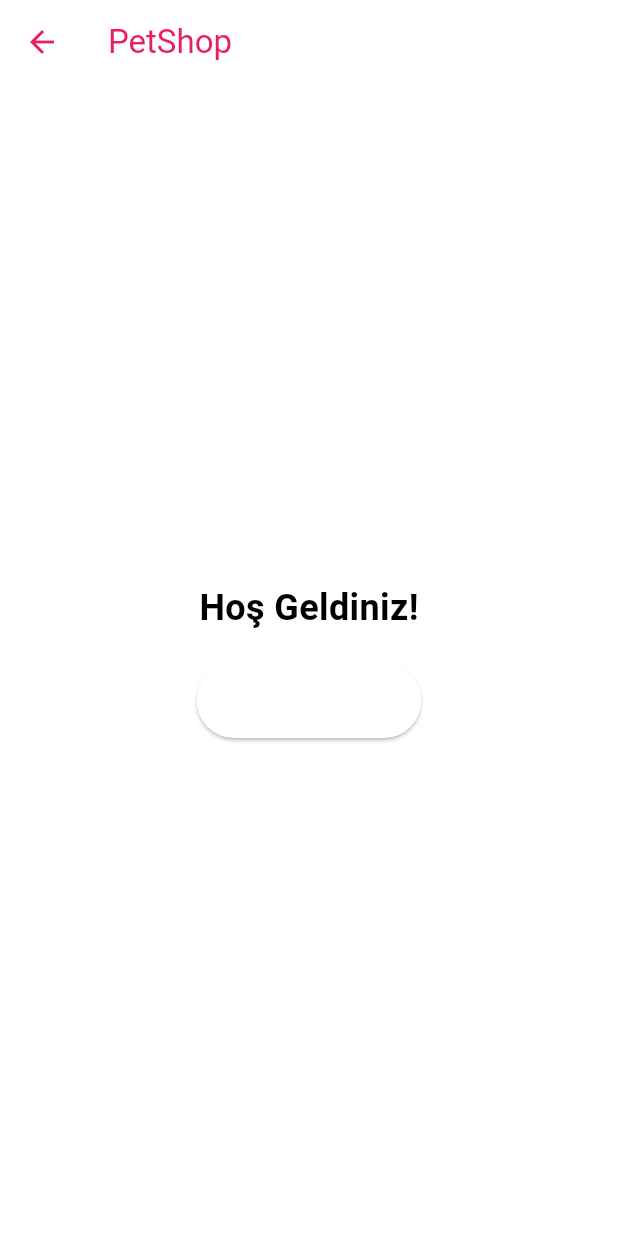
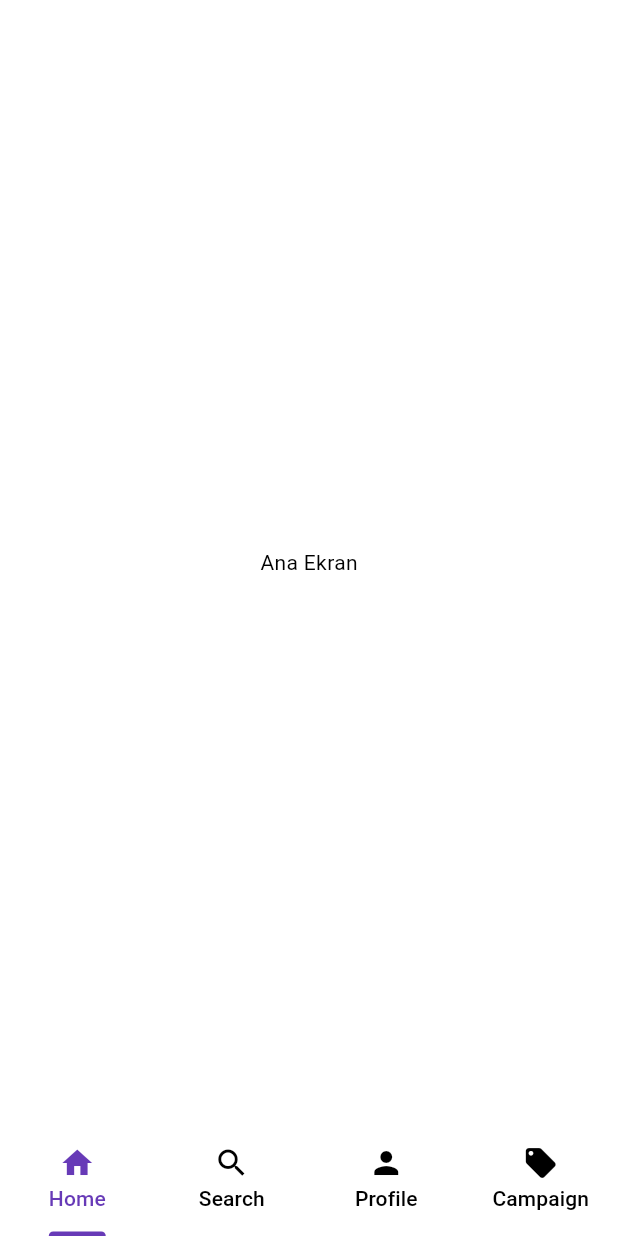
Before and after one commit to salihakca/petshop, a Flutter app: the MainScreen screen opened directly, on a phone screen of 412 x 824 dp. Run offline on Flutter 3.47's test engine with Material 3 defaults, Android fonts, the light colour scheme and no system bars.

Commit message:
main screen tab bar added

```diff
--- a/lib/mainscreen.dart
+++ b/lib/mainscreen.dart
@@ -1,37 +1,55 @@
 import 'package:flutter/material.dart';
+import 'package:petshop/searchscreen.dart';
+import 'package:petshop/profilescreen.dart';
+import 'package:petshop/campaingscreen.dart';
 
-class MainScreen extends StatelessWidget {
+class MainScreen extends StatefulWidget {
   const MainScreen({Key? key}) : super(key: key);
+
+  @override
+  State<MainScreen> createState() => _MainScreenState();
+}
+
+class _MainScreenState extends State<MainScreen> with SingleTickerProviderStateMixin {
+  late TabController _tabController;
+
+  @override
+  void initState() {
+    super.initState();
+    _tabController = TabController(length: 4, vsync: this); // TabController'ın length'i 4 olarak değiştirildi.
+  }
+
+  @override
+  void dispose() {
+    _tabController.dispose();
+    super.dispose();
+  }
 
   @override
   Widget build(BuildContext context) {
     return Scaffold(
-      appBar: AppBar(
-        title: const Text('PetShop'),
-        backgroundColor: Colors.white,
-        foregroundColor: Color(0xFFE62063),
+      body: TabBarView(
+        controller: _tabController,
+        children: const [
+          Center(child: Text('Ana Ekran')),
+          SearchScreen(),
+          ProfileScreen(),
+          CampaignScreen(),
+        ],
       ),
-      body: Center(
+      bottomNavigationBar: Material(
+        color: Colors.white,
         child: Column(
-          mainAxisAlignment: MainAxisAlignment.center,
+          mainAxisSize: MainAxisSize.min,
           children: [
-            const Text(
-              'Hoş Geldiniz!',
-              style: TextStyle(fontSize: 24, fontWeight: FontWeight.bold),
-            ),
-            const SizedBox(height: 20),
-            ElevatedButton(
-              onPressed: () {
-                // Butona tıklanınca yapılacak işlemler buraya gelir.
-              },
-              style: ElevatedButton.styleFrom(
-
-                minimumSize: const Size(150, 50),
-              ),
-              child: const Text(
-                'Giriş Yap',
-                style: TextStyle(fontSize: 18, color: Colors.white),
-              ),
+            TabBar(
+              controller: _tabController,
+              tabs: const [
+                Tab(icon: Icon(Icons.home), text: 'Home'),
+                Tab(icon: Icon(Icons.search), text: 'Search'),
+                Tab(icon: Icon(Icons.person), text: 'Profile'),
+                Tab(icon: Icon(Icons.local_offer), text: 'Campaign'),
+              ],
             ),
           ],
         ),
```
Also changed, not shown: lib/campaingscreen.dart (added, +18 -0 lines), lib/profilescreen.dart (added, +18 -0 lines), lib/register.dart (+11 -2 lines), lib/searchscreen.dart (added, +18 -0 lines).
